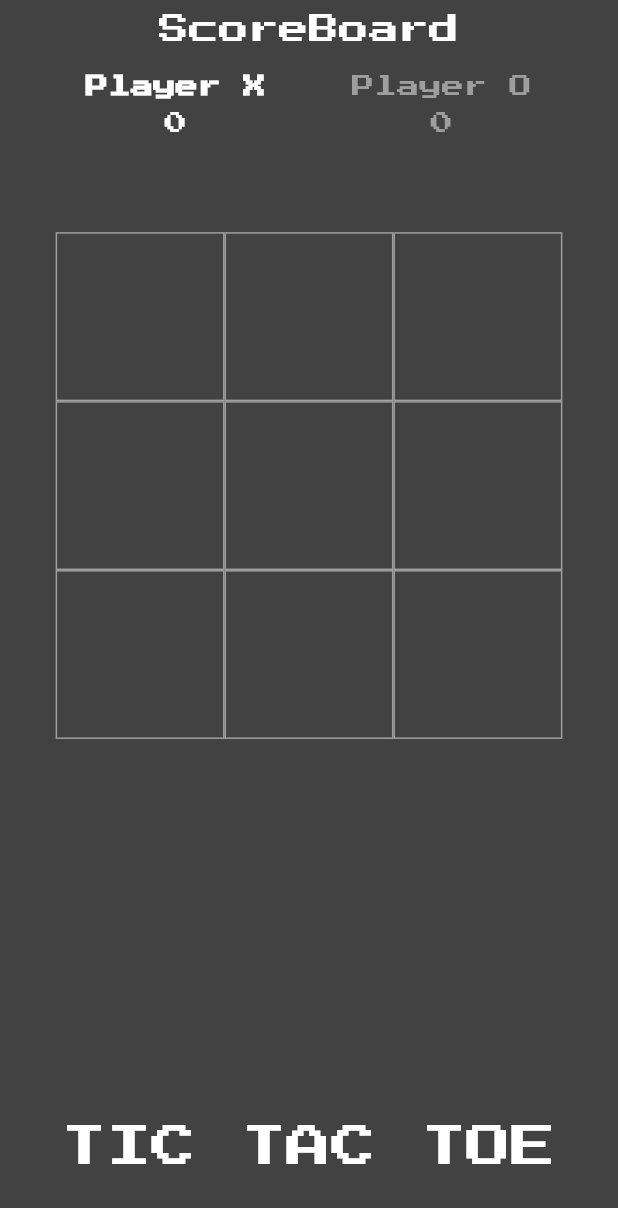
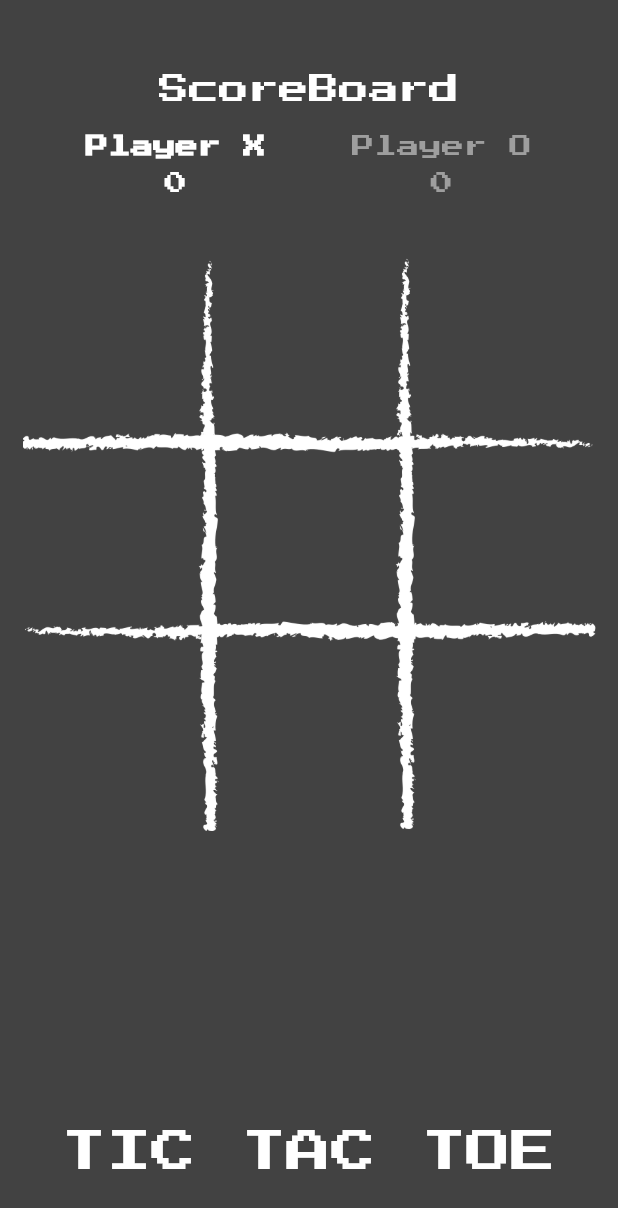
Before and after one commit to Bisher01/xo, a Flutter app: the screen it shows after launch, after a tap on "PLAY GAME", on a phone screen of 412 x 824 dp. Shown: the top 1208 px of the screen. Run offline on Flutter 3.47's test engine with Material 2 defaults, Android fonts, the phone set to English and light mode, and no system bars; drawn by our look-alikes of avatar_glow; our stand-ins replace audioplayers, page_transition.

Commit message:
added animation

```diff
--- a/lib/home_page.dart
+++ b/lib/home_page.dart
@@ -25,6 +25,9 @@ class _HomePageState extends State<HomePage> {
       body: Column(
         crossAxisAlignment: CrossAxisAlignment.center,
         children: [
+          SizedBox(
+            height: 40,
+          ),
           Expanded(
             child: Container(
               width: width,
@@ -106,7 +109,20 @@ class _HomePageState extends State<HomePage> {
           ),
           Expanded(
             flex: 5,
-            child: GridView.builder(
+            child: Stack(
+              children: [
+                Positioned(
+                    top: 20,
+                    left: 15,
+                    child: Hero(
+                      tag: 'tag',
+                      child: Image.asset(
+                        'images/tictactoelogo.png',
+                        color: Colors.white,
+                        width: width - 30,
+                      ),
+                    )),
+                GridView.builder(
                   shrinkWrap: false,
                   padding: EdgeInsets.all(pad),
                   itemCount: 9,
@@ -125,7 +141,7 @@ class _HomePageState extends State<HomePage> {
                       },
                       child: Container(
                         decoration: BoxDecoration(
-                      border: Border.all(color: Colors.grey),
+                          border: Border.all(color: Colors.transparent),
                         ),
                         child: Center(
                           child: Text(
@@ -141,11 +157,18 @@ class _HomePageState extends State<HomePage> {
                     );
                   },
                 ),
+              ],
+            ),
           ),
           Expanded(
             child: Container(
               width: width,
-              child: Center(child: Text('TIC TAC TOE',style: TextStyle(color: Colors.white,fontFamily: '2P',fontSize: 30),)),
+              child: Center(
+                  child: Text(
+                'TIC TAC TOE',
+                style: TextStyle(
+                    color: Colors.white, fontFamily: '2P', fontSize: 30),
+              )),
             ),
           ),
         ],
@@ -216,7 +239,6 @@ class _HomePageState extends State<HomePage> {
               },
               child: Text('Play Again!'),
             ),
-
           ],
         );
       },
@@ -260,5 +282,4 @@ class _HomePageState extends State<HomePage> {
     final player = AudioCache();
     player.play('$sound.wav');
   }
-
 }
--- a/lib/intro_page.dart
+++ b/lib/intro_page.dart
@@ -2,6 +2,8 @@ import 'package:audioplayers/audioplayers.dart';
 import 'package:avatar_glow/avatar_glow.dart';
 import 'package:flutter/cupertino.dart';
 import 'package:flutter/material.dart';
+import 'package:page_transition/page_transition.dart';
+import 'package:xo/home_page.dart';
 
 class IntroPage extends StatefulWidget {
   const IntroPage({Key? key}) : super(key: key);
@@ -49,10 +51,13 @@ class _IntroPageState extends State<IntroPage> {
                   child: CircleAvatar(
                     backgroundColor: Colors.grey[900],
                     child: Container(
-                      child: Image.asset(
-                        'images/tictactoelogo.png',
-                        color: Colors.white,
-                        fit: BoxFit.scaleDown,
+                      child: Hero(
+                        tag: 'tag',
+                        child: Image.asset(
+                          'images/tictactoelogo.png',
+                          color: Colors.white,
+                          fit: BoxFit.scaleDown,
+                        ),
                       ),
                     ),
                     radius: 80.0,
@@ -79,7 +84,7 @@ class _IntroPageState extends State<IntroPage> {
           GestureDetector(
             onTap: () {
               playSound('start');
-              Navigator.pushNamed(context, '/HomePage');
+              Navigator.push(context, PageTransition(type: PageTransitionType.fade, child: HomePage()));
             },
             child: Padding(
               padding: EdgeInsets.only(left: 40, right: 40, bottom: 60),
--- a/lib/main.dart
+++ b/lib/main.dart
@@ -12,11 +12,7 @@ class MyApp extends StatelessWidget {
   Widget build(BuildContext context) {
     return MaterialApp(
       debugShowCheckedModeBanner: false,
-      initialRoute: '/',
-      routes: {
-        '/': (context) => IntroPage(),
-        '/HomePage': (context)=>HomePage(),
-      },
+      home: IntroPage(),
     );
   }
 }
--- a/pubspec.yaml
+++ b/pubspec.yaml
@@ -30,6 +30,7 @@ dependencies:
   cupertino_icons: ^1.0.2
   audioplayers:
   avatar_glow:
+  page_transition: ^2.0.5
 
 dev_dependencies:
   flutter_test:
```
Also changed, not shown: pubspec.lock, 8 other files. Lines whose indentation alone changed are shown as unchanged.
